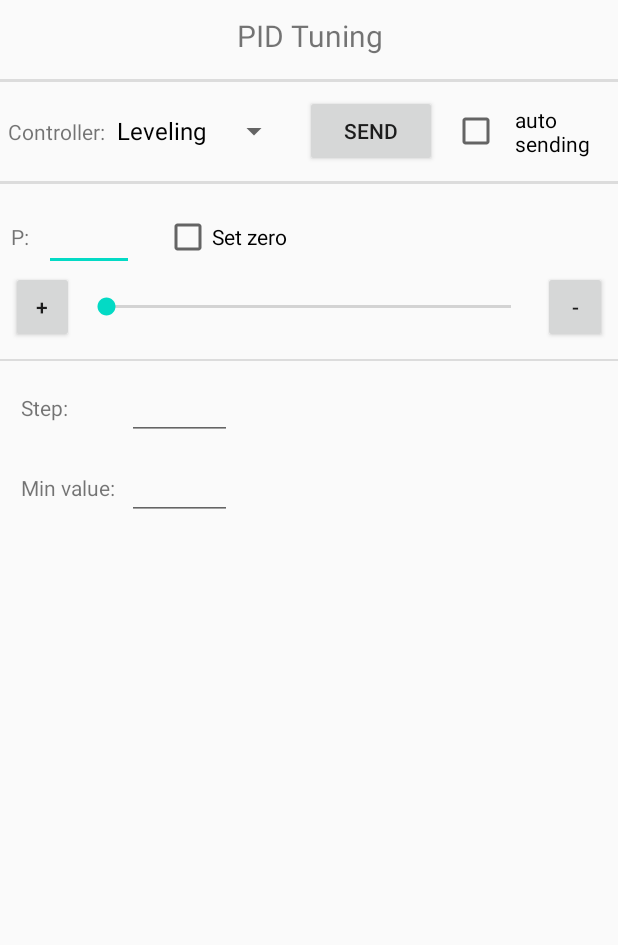
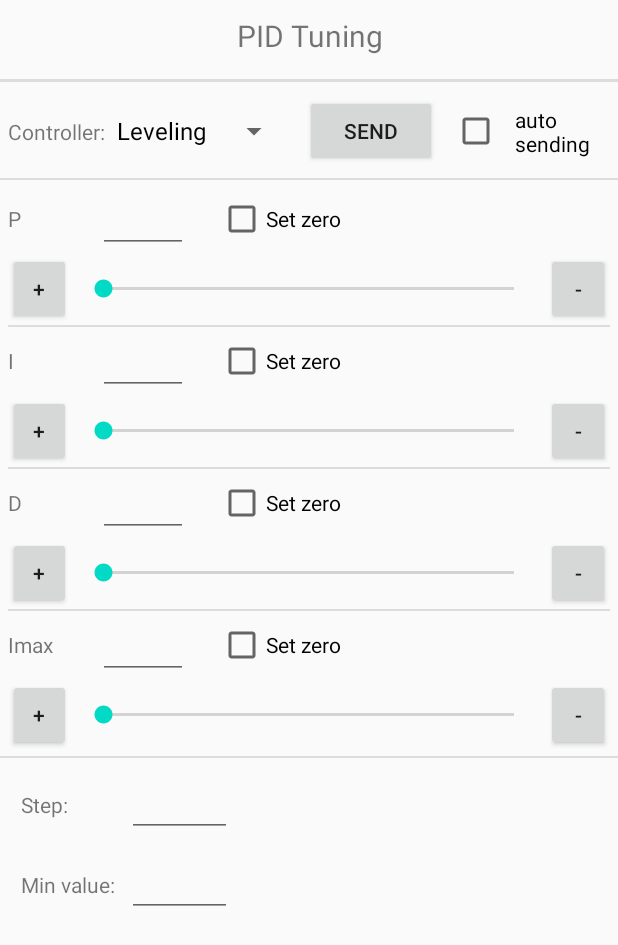
Before and after one commit to JanWielgus/STM_FlightControllerMobileApp, an Android app: the PID_TuningActivity screen opened directly, with no data from a screen before it, on a phone screen of 412 x 824 dp. Shown: the top 945 px of the screen. Run offline under Robolectric (Android 15) with nearby library versions, the phone set to English and light mode, and no system bars.

Commit message:
PID controllers list created using ListAdapter

```diff
--- a/FlightControllerMobileApp_v2_1/app/src/main/AndroidManifest.xml
+++ b/FlightControllerMobileApp_v2_1/app/src/main/AndroidManifest.xml
@@ -17,7 +17,7 @@
             </intent-filter>
         </activity>
 
-        <activity android:name=".PID_TuningActivity"
+        <activity android:name=".PID_TuningPackage.PID_TuningActivity"
             android:label="PID Tuning"
             android:theme="@style/AppTheme">
         </activity>
--- a/FlightControllerMobileApp_v2_1/app/src/main/java/com/thedroneproject/myapplication/MainActivity.java
+++ b/FlightControllerMobileApp_v2_1/app/src/main/java/com/thedroneproject/myapplication/MainActivity.java
@@ -7,6 +7,8 @@ import android.content.Intent;
 import android.os.Bundle;
 import android.view.Menu;
 import android.view.MenuItem;
+
+import com.thedroneproject.myapplication.PID_TuningPackage.PID_TuningActivity;
 
 public class MainActivity extends AppCompatActivity
 {
--- a/FlightControllerMobileApp_v2_1/app/src/main/java/com/thedroneproject/myapplication/PID_Bundle.java
+++ b/FlightControllerMobileApp_v2_1/app/src/main/java/com/thedroneproject/myapplication/PID_TuningPackage/PID_Bundle.java
@@ -1,4 +1,4 @@
-package com.thedroneproject.myapplication;
+package com.thedroneproject.myapplication.PID_TuningPackage;
 
 public class PID_Bundle
 {
--- /dev/null
+++ b/FlightControllerMobileApp_v2_1/app/src/main/java/com/thedroneproject/myapplication/PID_TuningPackage/PID_ComponentListAdapter.java
@@ -0,0 +1,75 @@
+package com.thedroneproject.myapplication.PID_TuningPackage;
+
+import android.content.Context;
+import android.view.LayoutInflater;
+import android.view.View;
+import android.view.ViewGroup;
+import android.widget.ArrayAdapter;
+import android.widget.Button;
+import android.widget.CheckBox;
+import android.widget.EditText;
+import android.widget.SeekBar;
+import android.widget.TextView;
+import android.widget.Toast;
+
+import androidx.annotation.NonNull;
+import androidx.annotation.Nullable;
+
+import com.thedroneproject.myapplication.R;
+
+public class PID_ComponentListAdapter extends ArrayAdapter<String>
+{
+    private int layout;
+
+    public PID_ComponentListAdapter(@NonNull Context context, int resource, @NonNull String[] objects)
+    {
+        super(context, resource, objects);
+        layout = resource;
+    }
+
+
+    @NonNull
+    @Override
+    public View getView(final int position, @Nullable View convertView, @NonNull ViewGroup parent)
+    {
+        if (convertView == null)
+        {
+            LayoutInflater inflater = LayoutInflater.from(getContext());
+            convertView = inflater.inflate(layout, parent, false);
+            final ViewHolder viewHolder = new ViewHolder();
+            viewHolder.nameTextView = convertView.findViewById(R.id.componentID_TextView);
+            viewHolder.valueExitText = convertView.findViewById(R.id.componentValue_EditText);
+            viewHolder.setZeroCheckBox = convertView.findViewById(R.id.componentSetZeroValue_CheckBox);
+            viewHolder.increaseButton = convertView.findViewById(R.id.component_increase_Button);
+            viewHolder.decreaseButton = convertView.findViewById(R.id.component_decrease_Button);
+            viewHolder.valueSeekBar = convertView.findViewById(R.id.component_value_SeekBar);
+            convertView.setTag(viewHolder);
+
+            viewHolder.nameTextView.setText(getItem(position));
+
+            // set test on click listener
+            viewHolder.increaseButton.setOnClickListener(new View.OnClickListener() {
+                @Override
+                public void onClick(View v) {
+                    Toast.makeText(getContext(), "Dziala jpdl " + getItem(position), Toast.LENGTH_SHORT).show();
+                }
+            });
+        }
+
+        // there to get viewHolder use
+        //ViewHolder viewHolder = (ViewHolder)convertView.getTag();
+
+        return convertView;
+    }
+
+
+    private class ViewHolder
+    {
+        TextView nameTextView;
+        EditText valueExitText;
+        CheckBox setZeroCheckBox;
+        Button increaseButton;
+        Button decreaseButton;
+        SeekBar valueSeekBar;
+    }
+}
--- /dev/null
+++ b/FlightControllerMobileApp_v2_1/app/src/main/java/com/thedroneproject/myapplication/PID_TuningPackage/PID_Settings.java
@@ -0,0 +1,10 @@
+package com.thedroneproject.myapplication.PID_TuningPackage;
+
+/*
+    Class with current PID setting for all controllers with feature to set values of the proper one
+ */
+
+public class PID_Settings
+{
+
+}
--- a/FlightControllerMobileApp_v2_1/app/src/main/java/com/thedroneproject/myapplication/PID_TuningActivity.java
+++ b/FlightControllerMobileApp_v2_1/app/src/main/java/com/thedroneproject/myapplication/PID_TuningPackage/PID_TuningActivity.java
@@ -1,4 +1,4 @@
-package com.thedroneproject.myapplication;
+package com.thedroneproject.myapplication.PID_TuningPackage;
 
 import android.app.Activity;
 import android.os.Bundle;
@@ -7,10 +7,13 @@ import android.widget.AdapterView;
 import android.widget.ArrayAdapter;
 import android.widget.Button;
 import android.widget.CheckBox;
+import android.widget.ListView;
 import android.widget.Spinner;
 import android.widget.Toast;
 
 import androidx.annotation.Nullable;
+
+import com.thedroneproject.myapplication.R;
 
 public class PID_TuningActivity extends Activity
 {
@@ -18,7 +21,8 @@ public class PID_TuningActivity extends Activity
     Button pidSend_button;
     CheckBox pidAutoSend_checkbox;
 
-    String[] PID_controllersList = new String[] {"Leveling", "Heading", "AltHold"};
+    String[] PID_controllersList = {"Leveling", "Heading", "AltHold"};
+    String[] PID_controllerComponents = {"P", "I", "D", "Imax"};
 
     @Override
     protected void onCreate(@Nullable Bundle savedInstanceState)
@@ -35,6 +39,15 @@ public class PID_TuningActivity extends Activity
         pidControllers_spinner.setOnItemSelectedListener(new PID_ControllerSpinnerActions());
         ArrayAdapter pidControllersSpinnerAdapter = new ArrayAdapter(this, R.layout.support_simple_spinner_dropdown_item, PID_controllersList);
         pidControllers_spinner.setAdapter(pidControllersSpinnerAdapter);
+
+
+        // Set-up the list view
+        //ListAdapter listAdapter = new //...
+        // set adapter to the list view: find it by id and then use list.setAdapter...
+        // set onItemClickListener on the list view
+        ListView listView = findViewById(R.id.pidComponentsListView);
+        listView.setAdapter(new PID_ComponentListAdapter(this, R.layout.pid_component_list_item, PID_controllerComponents));
+
     }
 
 
--- /dev/null
+++ b/FlightControllerMobileApp_v2_1/app/src/main/res/layout/pid_component_list_item.xml
@@ -0,0 +1,69 @@
+<?xml version="1.0" encoding="utf-8"?>
+<LinearLayout
+    xmlns:android="http://schemas.android.com/apk/res/android"
+    android:layout_width="match_parent"
+    android:layout_height="wrap_content"
+    android:orientation="vertical"
+    android:layout_margin="7dp">
+
+    <LinearLayout
+        android:layout_width="match_parent"
+        android:layout_height="wrap_content"
+        android:orientation="horizontal"
+        android:gravity="center|left">
+
+        <TextView
+            android:layout_width="50dp"
+            android:layout_height="wrap_content"
+            android:text="C:"
+            android:id="@+id/componentID_TextView"/>
+
+        <EditText
+            android:id="@+id/componentValue_EditText"
+            android:layout_width="60dp"
+            android:layout_height="wrap_content"
+            android:layout_marginLeft="10dp"
+            android:ems="10"
+            android:inputType="numberDecimal" />
+
+        <CheckBox
+            android:id="@+id/componentSetZeroValue_CheckBox"
+            android:layout_width="wrap_content"
+            android:layout_height="wrap_content"
+            android:text="Set zero"
+            android:layout_marginLeft="20dp"/>
+
+
+    </LinearLayout>
+
+    <LinearLayout
+        android:layout_width="match_parent"
+        android:layout_height="wrap_content"
+        android:orientation="horizontal"
+        android:gravity="center">
+
+        <Button
+            android:id="@+id/component_increase_Button"
+            android:layout_width="40dp"
+            android:layout_height="wrap_content"
+            android:text="+"
+            android:layout_weight="1"/>
+
+        <SeekBar
+            android:id="@+id/component_value_SeekBar"
+            android:layout_width="wrap_content"
+            android:layout_height="wrap_content"
+            android:layout_weight="100"
+            android:layout_marginLeft="5dp"
+            android:layout_marginRight="5dp" />
+
+        <Button
+            android:id="@+id/component_decrease_Button"
+            android:layout_width="40dp"
+            android:layout_height="wrap_content"
+            android:text="-"
+            android:layout_weight="1"/>
+
+    </LinearLayout>
+
+</LinearLayout>
--- a/FlightControllerMobileApp_v2_1/app/src/main/res/layout/pid_tuning_activity.xml
+++ b/FlightControllerMobileApp_v2_1/app/src/main/res/layout/pid_tuning_activity.xml
@@ -64,83 +64,20 @@
 
     <View
         android:layout_width="match_parent"
-        android:layout_height="2dp"
+        android:layout_height="1dp"
         android:background="?android:attr/listDivider"
-        android:layout_marginTop="5dp"
-        android:layout_marginBottom="5dp"/>
+        android:layout_marginTop="3dp"
+        android:layout_marginBottom="3dp"/>
 
 
 
 
-
-    <LinearLayout
+    <ListView
+        android:id="@+id/pidComponentsListView"
         android:layout_width="match_parent"
         android:layout_height="wrap_content"
-        android:orientation="vertical"
-        android:layout_margin="7dp">
-
-        <LinearLayout
-            android:layout_width="match_parent"
-            android:layout_height="wrap_content"
-            android:orientation="horizontal"
-            android:gravity="center|left">
-
-            <TextView
-                android:layout_width="wrap_content"
-                android:layout_height="wrap_content"
-                android:text="P:"/>
-
-            <EditText
-                android:id="@+id/P_value_EditText"
-                android:layout_width="60dp"
-                android:layout_height="wrap_content"
-                android:layout_marginLeft="10dp"
-                android:ems="10"
-                android:inputType="numberDecimal" />
-
-            <CheckBox
-                android:id="@+id/P_setZeroValue_CheckBox"
-                android:layout_width="wrap_content"
-                android:layout_height="wrap_content"
-                android:text="Set zero"
-                android:layout_marginLeft="20dp"/>
-
-
-        </LinearLayout>
-
-        <LinearLayout
-            android:layout_width="match_parent"
-            android:layout_height="wrap_content"
-            android:orientation="horizontal"
-            android:gravity="center">
-
-            <Button
-                android:id="@+id/P_increase_Button"
-                android:layout_width="40dp"
-                android:layout_height="wrap_content"
-                android:text="+"
-                android:layout_weight="1"/>
-
-            <SeekBar
-                android:id="@+id/P_pidValue_SeekBar"
-                android:layout_width="wrap_content"
-                android:layout_height="wrap_content"
-                android:layout_weight="100"
-                android:layout_marginLeft="5dp"
-                android:layout_marginRight="5dp" />
-
-            <Button
-                android:id="@+id/P_decrease_Button"
-                android:layout_width="40dp"
-                android:layout_height="wrap_content"
-                android:text="-"
-                android:layout_weight="1"/>
-
-        </LinearLayout>
-
-    </LinearLayout>
-
-
+        android:layout_marginLeft="5dp"
+        android:layout_marginRight="5dp"/>
 
 
 
@@ -151,8 +88,6 @@
         android:background="?android:attr/listDivider"
         android:layout_marginTop="3dp"
         android:layout_marginBottom="3dp"/>
-
-
 
 
 
@@ -193,6 +128,4 @@
 
 
 
-
-
 </LinearLayout>
```
